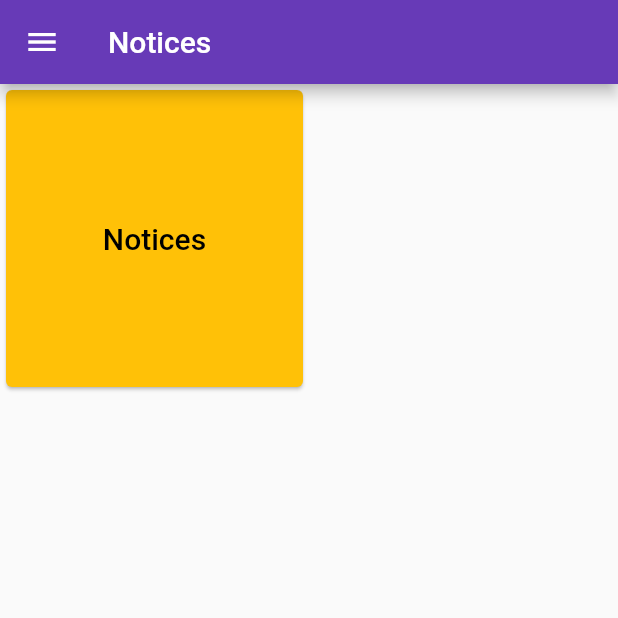
After one commit to Sekarre/eDiaryMobile, a Flutter app: the NoticeHome screen opened directly, on a phone screen of 412 x 824 dp, the top half of it. The commit adds this screen. Run offline on Flutter 3.47's test engine with Material 2 defaults, Android fonts, the phone set to English and light mode, and no system bars; our stand-ins replace flutter_secure_storage, readmore, rflutter_alert; accounts and stored records are empty.

Commit message:
add notice list. Closes #15

```diff
--- a/e_diary_mobile/lib/URI.dart
+++ b/e_diary_mobile/lib/URI.dart
@@ -9,3 +9,5 @@ Uri SERVER_USER_PROFILE = Uri.parse("$SERVER_IP/user/profile");
 Uri SERVER_USER_INBOX = Uri.parse("$SERVER_IP/user/read-messages");
 Uri SERVER_USER_OUTBOX = Uri.parse("$SERVER_IP/user/send-messages");
 Uri SERVER_USER_SEND_MESSAGE = Uri.parse("$SERVER_IP/user/new-message");
+
+Uri SERVER_USER_NOTICES = Uri.parse("$SERVER_IP/user/notices");
--- /dev/null
+++ b/e_diary_mobile/lib/notices/widgets/notice_home.dart
@@ -0,0 +1,70 @@
+import 'package:e_diary_mobile/auth/auth.dart';
+import 'package:e_diary_mobile/navbar/nav_drawer.dart';
+import 'package:e_diary_mobile/notices/widgets/notices.dart';
+import 'package:flutter/material.dart';
+
+class NoticeHome extends StatelessWidget {
+  const NoticeHome({Key? key}) : super(key: key);
+
+  @override
+  Widget build(BuildContext context) {
+    return Scaffold(
+      drawer: NavDrawer(),
+      appBar: AppBar(
+        title: Text("Notices"),
+        actions: <Widget>[],
+      ),
+      body: FutureBuilder<String>(
+        future: rolesOrEmpty,
+        builder: (context, snapshot) {
+          return const NoticeWidget();
+        },
+      ),
+    );
+  }
+}
+
+class NoticeWidget extends StatelessWidget {
+  const NoticeWidget({
+    Key? key,
+  }) : super(key: key);
+
+  @override
+  Widget build(BuildContext context) {
+    return GridView.count(
+      crossAxisCount: 2,
+      children: <Widget>[listNotices(context)],
+    );
+  }
+}
+
+Widget listNotices(BuildContext context) {
+  return InkWell(
+    splashColor: Colors.amber,
+    onTap: () => {
+      Navigator.push(
+          context,
+          MaterialPageRoute(
+              builder: (context) => NoticesWidget()
+          )
+      )
+    },
+    child: Card(
+      color: Colors.amber,
+      child: Container(
+        height: 200,
+        width: 200,
+        child: const Center(
+          child: Text(
+            'Notices',
+            style: TextStyle(
+              fontSize: 20,
+              color: Colors.black,
+              fontWeight: FontWeight.w500,
+            ),
+          ),
+        ),
+      ),
+    ),
+  );
+}
--- a/e_diary_mobile/lib/shared/error_messages.dart
+++ b/e_diary_mobile/lib/shared/error_messages.dart
@@ -1,3 +1,5 @@
 final String NO_DATA_FOUND = 'No data found';
 final String NO_MESSAGES = 'No messages to display';
 final String NEW_MESSAGE_ERROR = 'Cannot initialize new message';
+
+final String NO_NOTICES = 'No notices to display';
--- a/e_diary_mobile/pubspec.yaml
+++ b/e_diary_mobile/pubspec.yaml
@@ -36,6 +36,7 @@ dependencies:
   json_serializable: ^6.0.1
   build_runner: ^2.1.4
   rflutter_alert: ^2.0.4
+  readmore: ^2.1.0
 
   # The following adds the Cupertino Icons font to your application.
   # Use with the CupertinoIcons class for iOS style icons.
```
Also changed, not shown: e_diary_mobile/lib/home/home.dart (+7 -1 lines), e_diary_mobile/lib/model/notice.dart (added, +31 -0 lines), e_diary_mobile/lib/navbar/nav_drawer.dart (+17 -0 lines), e_diary_mobile/lib/notices/notice_service.dart (added, +22 -0 lines), e_diary_mobile/lib/notices/widgets/notices.dart (added, +92 -0 lines), e_diary_mobile/lib/model/notice.g.dart (added), e_diary_mobile/pubspec.lock.
